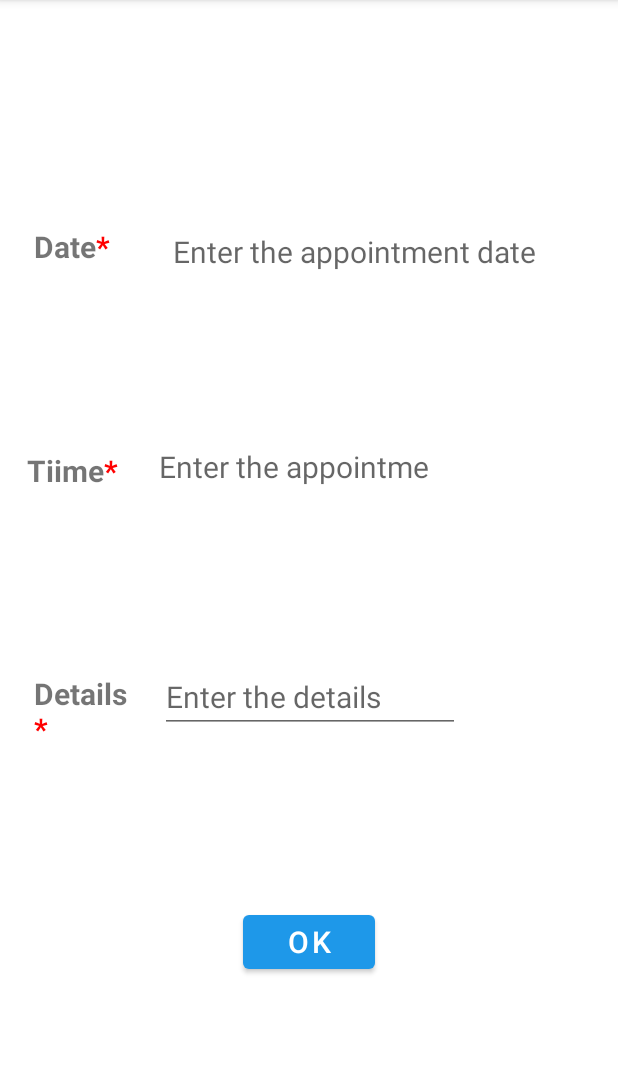
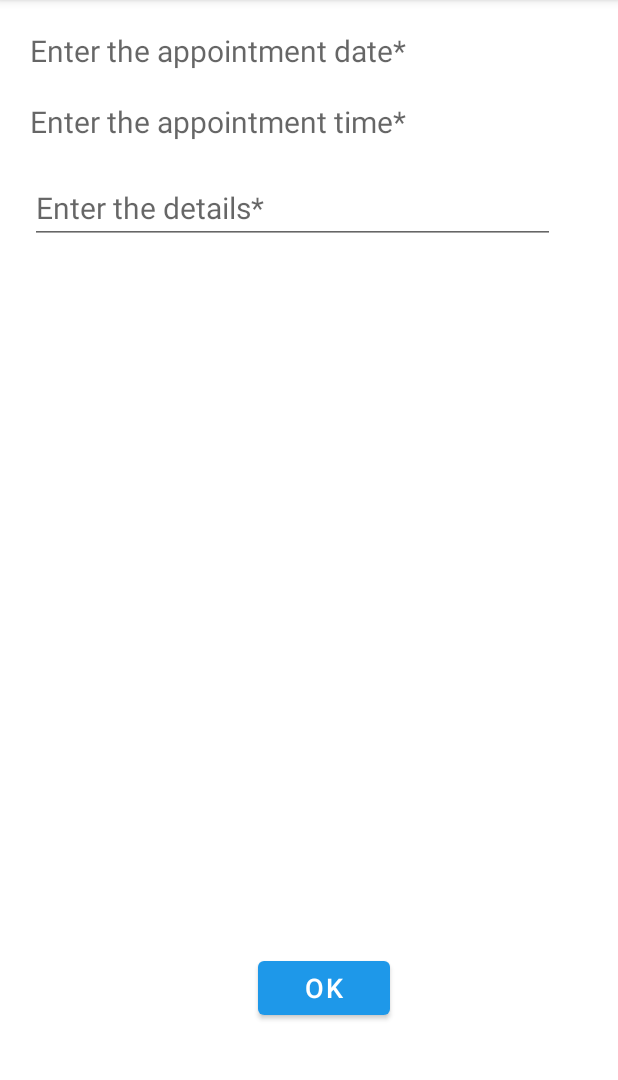
Before and after one commit to namitasolao/AppointmentSchedules, an Android app: the ApptPageFragment screen opened through its navigation route, after a tap on "OK", on a phone screen of 412 x 824 dp, the part 84-1164 px from its top. Run offline under Robolectric (Android 15) with nearby library versions, the phone set to English and light mode, and no system bars; our stand-ins replace Room's generated code, data binding.

Commit message:
UI changes and date validation

```diff
--- a/app/src/main/java/com/namita/mynotepad/apptpage/ApptPageFragment.kt
+++ b/app/src/main/java/com/namita/mynotepad/apptpage/ApptPageFragment.kt
@@ -1,6 +1,7 @@
 package com.namita.mynotepad.apptpage
 
 import android.os.Bundle
+import android.text.format.DateFormat
 import androidx.fragment.app.Fragment
 import android.view.LayoutInflater
 import android.view.View
@@ -14,20 +15,27 @@ import androidx.navigation.fragment.findNavController
 import com.namita.mynotepad.R
 import com.namita.mynotepad.database.ApptDatabase
 import com.namita.mynotepad.databinding.FragmentApptPageBinding
+import java.sql.Time
 import java.text.SimpleDateFormat
 import java.time.format.DateTimeFormatter
+import java.util.*
 
 const val TIME_REQUEST_KEY = "TIME_REQUEST_KEY"
 const val DATE_REQUEST_KEY = "DATE_REQUEST_KEY"
+const val DATE_FORMAT = "yyyy-MMM-dd"
+const val TIME_FORMAT = "hh:mm"
 
 class ApptPageFragment : Fragment(R.layout.fragment_appt_page) {
 
     private lateinit var binding: FragmentApptPageBinding
 
+    private var selectedDate: Long? = null
+    private var selectedTime: Long? = null
+
     override fun onCreateView(
         inflater: LayoutInflater, container: ViewGroup?,
         savedInstanceState: Bundle?
-    ): View? {
+    ): View {
 
         //FragmentApptPageBinding is automatically created
         binding = DataBindingUtil.inflate(
@@ -56,16 +64,17 @@ class ApptPageFragment : Fragment(R.layout.fragment_appt_page) {
             }
             okButton.setOnClickListener {
                 val isSuccessful = apptPage?.onAdd(
-                    dateText.text.toString(),
-                    timeText.text.toString(),
+                    selectedDate,
+                    //Date(dateText.text),
+                    selectedTime,
                     detailsText.text.toString()
-                ) ?: false
+                ) ?: null
 
-                if(isSuccessful) {
+                if(isSuccessful.isNullOrEmpty()) {
                     //Navigation.findNavController(it).navigate(R.id.action_apptPageFragment_to_homeFragment)
                     findNavController().navigateUp()
                 } else{
-                    Toast.makeText(it.context, "Enter the value!", Toast.LENGTH_SHORT).show()
+                    Toast.makeText(it.context, isSuccessful, Toast.LENGTH_SHORT).show()
                 }
             }
         }
@@ -80,13 +89,15 @@ class ApptPageFragment : Fragment(R.layout.fragment_appt_page) {
         // Step 1. Listen for fragment results
         setFragmentResultListener(TIME_REQUEST_KEY) { key, bundle ->
             bundle["time"]?.let {
-                binding.timeText.text = it.toString()
+                selectedTime = it as Long
+                binding.timeText.text =DateFormat.format(TIME_FORMAT, Date(it))
             }
         }
 
         setFragmentResultListener(DATE_REQUEST_KEY) { key, bundle ->
             bundle["date"]?.let {
-                binding.dateText.text = it.toString()
+                selectedDate = it as Long
+                binding.dateText.text = DateFormat.format(DATE_FORMAT, Date(it))
             }
         }
 
--- a/app/src/main/java/com/namita/mynotepad/apptpage/ApptViewModel.kt
+++ b/app/src/main/java/com/namita/mynotepad/apptpage/ApptViewModel.kt
@@ -7,7 +7,13 @@ import androidx.lifecycle.viewModelScope
 import com.namita.mynotepad.database.Appointments
 import com.namita.mynotepad.database.AppointmentsDAO
 import kotlinx.coroutines.launch
+import java.sql.Time
+import java.text.DateFormat
+import java.text.SimpleDateFormat
+import java.time.LocalDateTime
+import java.time.format.DateTimeFormatter
 import java.util.*
+import java.time.LocalDate as LocalDate
 
 class ApptViewModel(
     val database : AppointmentsDAO ,
@@ -15,41 +21,54 @@ class ApptViewModel(
 ) : AndroidViewModel(application) {
 
     fun onAdd(
-        date: String,
-        time: String,
+        date: Long?,
+        time: Long?,
         description: String
-    ) :Boolean {
-        val isValid = validateData(
-            date, time, description
-        )
+    ) : String? {
+        var isValid = validateData(date,time, description)
+        var outputStr : String? = null
 
         if(isValid) {
-            viewModelScope.launch {
-                val newappt = Appointments(
-                    apptDate = date,
-                    apptTime = time,
-                    details = description
-                )
+            isValid = validateDate(date!!)
+            if (isValid) {
 
-                database.insert(newappt)
+                viewModelScope.launch {
+                    val newappt = Appointments(
+                        apptDate = Date(date!!),
+                        apptTime = Time(time!!),
+                        details = description
+                    )
+
+                    database.insert(newappt)
+                }
             }
+            else {
+                outputStr = "Enter the valid date!"
+            }
+        } else {
+            outputStr = "Enter all values!"
         }
 
-        return isValid
+
+        return outputStr
     }
 
     private fun validateData(
-        date: String,
-        time: String,
+        date : Long?,
+        time: Long?,
         description: String
     ) : Boolean {
 
-        if(date.isEmpty() || time.isEmpty() || description.isEmpty())
+        if(date == null || time == null || description.isEmpty())
             return false
 
         return true
     }
 
+    private fun validateDate( date : Long) : Boolean{
+        return ((date) >= System.currentTimeMillis())
+    }
+
 
 
 }
--- a/app/src/main/java/com/namita/mynotepad/database/Appointments.kt
+++ b/app/src/main/java/com/namita/mynotepad/database/Appointments.kt
@@ -3,7 +3,6 @@ package com.namita.mynotepad.database
 import androidx.room.ColumnInfo
 import androidx.room.Entity
 import androidx.room.PrimaryKey
-import java.sql.Time
 import java.util.*
 
 @Entity(tableName = "appointments_tab")
@@ -13,10 +12,10 @@ data class Appointments(
     val apptid: Int = 0,
 
     @ColumnInfo(name = "date")
-    val apptDate: String,
+    val apptDate: Date,
 
     @ColumnInfo(name = "time")
-    val apptTime: String,
+    val apptTime: Date,
 
     @ColumnInfo(name = "description")
     val details: String
--- a/app/src/main/java/com/namita/mynotepad/database/AppointmentsDAO.kt
+++ b/app/src/main/java/com/namita/mynotepad/database/AppointmentsDAO.kt
@@ -14,6 +14,9 @@ interface AppointmentsDAO {
     @Query("Delete from appointments_tab" )
     suspend fun delete()
 
+    @Query("DELETE FROM appointments_tab WHERE apptid = (:apptId)" )
+    suspend fun deleteAppointment(apptId: Int)
+
 //    @Query("Select * from appointments_tab where apptid = (:apptId)")
 //    suspend fun getAppt(apptId: Int) : Appointments
 
@@ -26,4 +29,7 @@ interface AppointmentsDAO {
     @Query("Select count(1) from appointments_tab ")
     suspend fun getCount() : Int
 
+    @Query("Delete from appointments_tab where apptid = (:apptid) ")
+    suspend fun deleteSelected(apptid : Int) : Int
+
 }
--- a/app/src/main/java/com/namita/mynotepad/homepage/HomeFragment.kt
+++ b/app/src/main/java/com/namita/mynotepad/homepage/HomeFragment.kt
@@ -1,6 +1,7 @@
 package com.namita.mynotepad.homepage
 
 import android.os.Bundle
+import android.os.Handler
 import android.view.LayoutInflater
 import androidx.fragment.app.Fragment
 import android.view.View
@@ -66,10 +67,11 @@ class HomeFragment : Fragment(R.layout.fragment_home) {
         binding.deleteButton.setOnClickListener {
             homeViewModel.onDelete()
             //deleteButtonStatus()
-            homeViewModel.initializeAppointments()
+            Handler().postDelayed({homeViewModel.initializeAppointments()}, 500L)
+
         }
 
-        val adapter = AppointmentAdapter()
+        val adapter = AppointmentAdapter(homeViewModel.checkedAppointmentId)
         binding.apptList.adapter = adapter
 
         homeViewModel.appointments.observe(viewLifecycleOwner, Observer {
--- a/app/src/main/java/com/namita/mynotepad/homepage/HomeViewModel.kt
+++ b/app/src/main/java/com/namita/mynotepad/homepage/HomeViewModel.kt
@@ -7,6 +7,9 @@ import androidx.lifecycle.MutableLiveData
 import androidx.lifecycle.viewModelScope
 import com.namita.mynotepad.database.Appointments
 import com.namita.mynotepad.database.AppointmentsDAO
+import kotlinx.coroutines.GlobalScope
+import kotlinx.coroutines.async
+import kotlinx.coroutines.delay
 import kotlinx.coroutines.launch
 
 class HomeViewModel(val database : AppointmentsDAO,
@@ -19,9 +22,19 @@ class HomeViewModel(val database : AppointmentsDAO,
     val appointments : LiveData<List<Appointments>>
         get() = _appointments
 
-//    init{
-//        initializeAppointments()
-//    }
+    val checkedAppointmentId = MutableLiveData<Int>()
+
+    private val checkedAppointments = mutableSetOf<Int>()
+
+    init{
+        checkedAppointmentId.observeForever {
+            if (checkedAppointments.contains(it)) {
+                checkedAppointments.remove(it)
+            } else {
+                checkedAppointments.add(it)
+            }
+        }
+    }
 
     fun initializeAppointments(){
         viewModelScope.launch {
@@ -35,11 +48,18 @@ class HomeViewModel(val database : AppointmentsDAO,
 
 //     appointments.value = getAppointmentsFromDatabase()
 
-    fun onDelete(){
+    fun onDelete() {
+        var checkList: List<Int>
+
         viewModelScope.launch {
-            database.delete()
+            checkedAppointments.forEach {
+                database.deleteAppointment(it)
+            }
         }
+
     }
+
+
 
     fun rowsExist() : Int{
         var count = 0
@@ -48,4 +68,5 @@ class HomeViewModel(val database : AppointmentsDAO,
         }
         return count
     }
+
 }
--- a/app/src/main/res/layout/fragment_appt_page.xml
+++ b/app/src/main/res/layout/fragment_appt_page.xml
@@ -10,55 +10,42 @@
             type = "com.namita.mynotepad.apptpage.ApptViewModel"/>
     </data>
 
-    <androidx.constraintlayout.widget.ConstraintLayout
+    <androidx.appcompat.widget.LinearLayoutCompat
         android:layout_width="match_parent"
         android:layout_height="match_parent"
-        android:gravity="center"
-        android:orientation="vertical">
+        android:gravity="left"
+        android:orientation="vertical"
+        android:layout_marginLeft="20dp">
 
         <TextView
             android:id="@+id/date_text"
             android:layout_width="wrap_content"
             android:layout_height="wrap_content"
-            android:hint="Enter the appointment date"
+            android:hint="Enter the appointment date*"
             android:inputType="date"
             android:textSize="20sp"
-            app:layout_constraintBottom_toBottomOf="parent"
-            app:layout_constraintEnd_toEndOf="parent"
-            app:layout_constraintHorizontal_bias="0.678"
-            app:layout_constraintStart_toStartOf="parent"
-            app:layout_constraintTop_toTopOf="parent"
-            app:layout_constraintVertical_bias="0.208" />
+            android:layout_marginTop="20dp"/>
 
         <TextView
             android:id="@+id/time_text"
-            android:layout_width="181dp"
+            android:layout_width="wrap_content"
             android:layout_height="wrap_content"
-            android:hint="Enter the appointment time"
+            android:hint="Enter the appointment time*"
             android:inputType="time"
             android:textSize="20sp"
-            app:layout_constraintBottom_toTopOf="@+id/scrollView2"
-            app:layout_constraintEnd_toEndOf="parent"
-            app:layout_constraintHorizontal_bias="0.46"
-            app:layout_constraintStart_toStartOf="parent"
-            app:layout_constraintTop_toBottomOf="@+id/date_text"
-            app:layout_constraintVertical_bias="0.47000003" />
+            android:layout_marginTop="20dp"/>
 
         <ScrollView
             android:id="@+id/scrollView2"
-            android:layout_width="200dp"
-            android:layout_height="wrap_content"
-            app:layout_constraintBottom_toTopOf="@+id/ok_button"
-            app:layout_constraintEnd_toEndOf="parent"
-            app:layout_constraintHorizontal_bias="0.502"
-            app:layout_constraintStart_toStartOf="parent"
-            app:layout_constraintTop_toBottomOf="@+id/time_text">
+            android:layout_width="350dp"
+            android:layout_height="520dp"
+            android:layout_marginTop="20dp">
 
             <EditText
                 android:id="@+id/detailsText"
-                android:layout_width="200dp"
-                android:layout_height="wrap_content"
-                android:hint="Enter the details"
+                android:layout_width="match_parent"
+                android:layout_height="match_parent"
+                android:hint="Enter the details*"
                 android:textSize="20sp" />
 
         </ScrollView>
@@ -68,42 +55,10 @@
             android:layout_width="wrap_content"
             android:layout_height="wrap_content"
             android:text="@string/okText"
-            android:textSize="20sp"
-            app:layout_constraintBottom_toBottomOf="parent"
-            app:layout_constraintEnd_toEndOf="parent"
-            app:layout_constraintStart_toStartOf="parent"
-            app:layout_constraintTop_toBottomOf="@+id/scrollView2" />
+            android:textSize="18sp"
+            android:layout_gravity="center"/>
 
-        <TextView
-            android:id="@+id/date_field"
-            style="@style/fieldStyle"
-            android:text="@string/dateField"
-            app:layout_constraintBottom_toBottomOf="parent"
-            app:layout_constraintEnd_toStartOf="@+id/date_text"
-            app:layout_constraintStart_toStartOf="parent"
-            app:layout_constraintTop_toTopOf="parent"
-            app:layout_constraintVertical_bias="0.207" />
-
-        <TextView
-            android:id="@+id/time_field"
-            style="@style/fieldStyle"
-            android:text="@string/timeField"
-            app:layout_constraintBottom_toTopOf="@+id/details_field"
-            app:layout_constraintEnd_toStartOf="@+id/time_text"
-            app:layout_constraintStart_toStartOf="parent"
-            app:layout_constraintTop_toBottomOf="@+id/date_field" />
-
-        <TextView
-            android:id="@+id/details_field"
-            android:text="@string/detailsField"
-            style="@style/fieldStyle"
-            app:layout_constraintBottom_toBottomOf="parent"
-            app:layout_constraintEnd_toStartOf="@+id/scrollView2"
-            app:layout_constraintHorizontal_bias="0.625"
-            app:layout_constraintStart_toStartOf="parent"
-            app:layout_constraintTop_toBottomOf="@+id/date_field"
-            app:layout_constraintVertical_bias="0.48" />
         <!--        android:onClick="@{()->apptPage.onAdd()}"-->
 <!--        android:text="@string/okText" />-->
-    </androidx.constraintlayout.widget.ConstraintLayout>
+    </androidx.appcompat.widget.LinearLayoutCompat>
 </layout>
```
Also changed, not shown: app/src/main/java/com/namita/mynotepad/apptpage/DatePickerFragment.kt (+6 -3 lines), app/src/main/java/com/namita/mynotepad/apptpage/TimePickerFragment.kt (+9 -1 lines), app/src/main/java/com/namita/mynotepad/homepage/AppointmentAdapter.kt (+30 -20 lines), app/src/main/java/com/namita/mynotepad/homepage/BindingUtils.kt (+9 -8 lines), app/src/main/res/layout/fragment_home.xml (+4 -3 lines), app/src/main/res/layout/list_item.xml (added, +67 -0 lines), app/src/main/res/layout/list_item_appointment.xml (+46 -27 lines).
